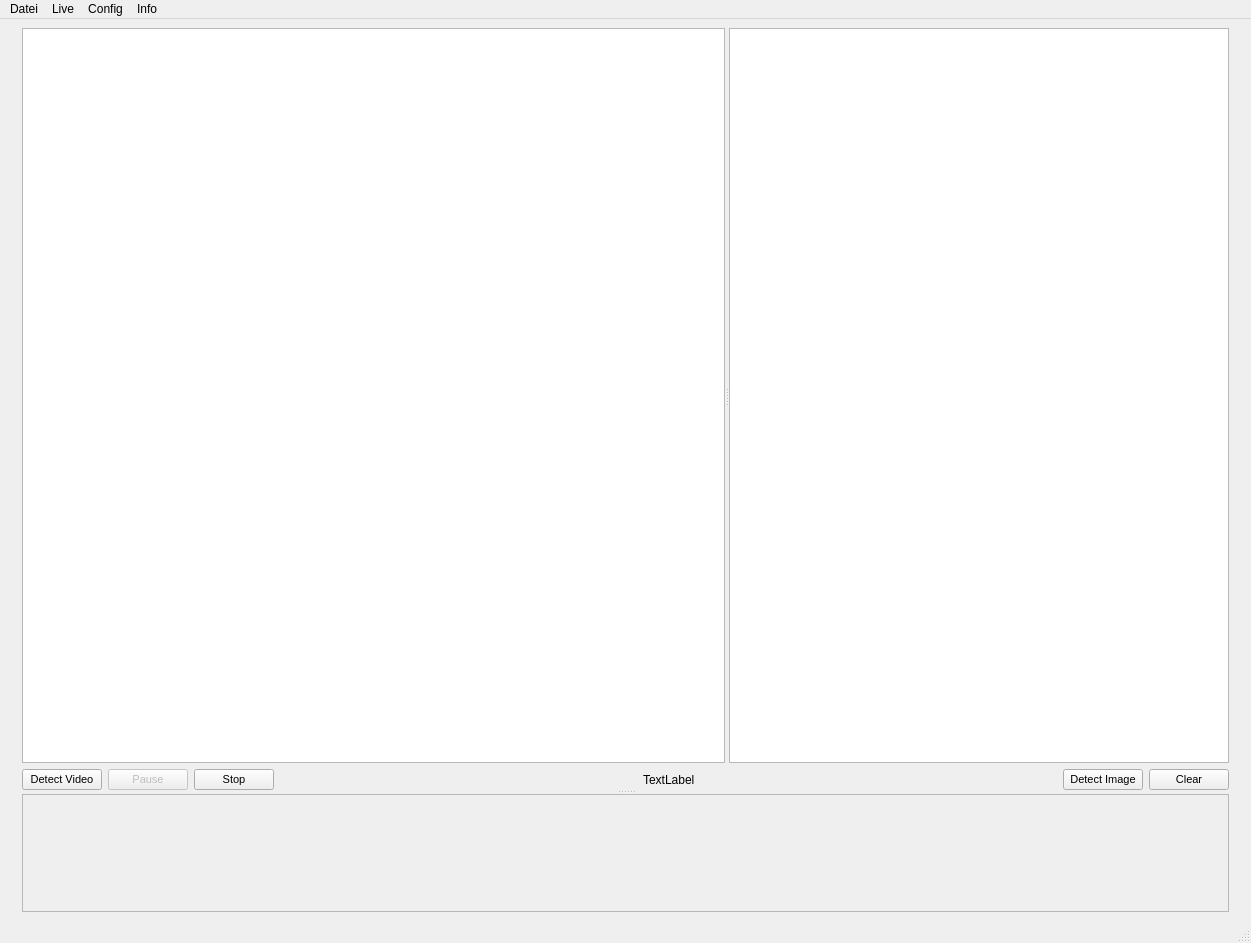
This is verteiltes_yolov3/gui.ui in farbton/verteiltes_yolov3 as Qt 5 draws it before an edit. The edited form follows.
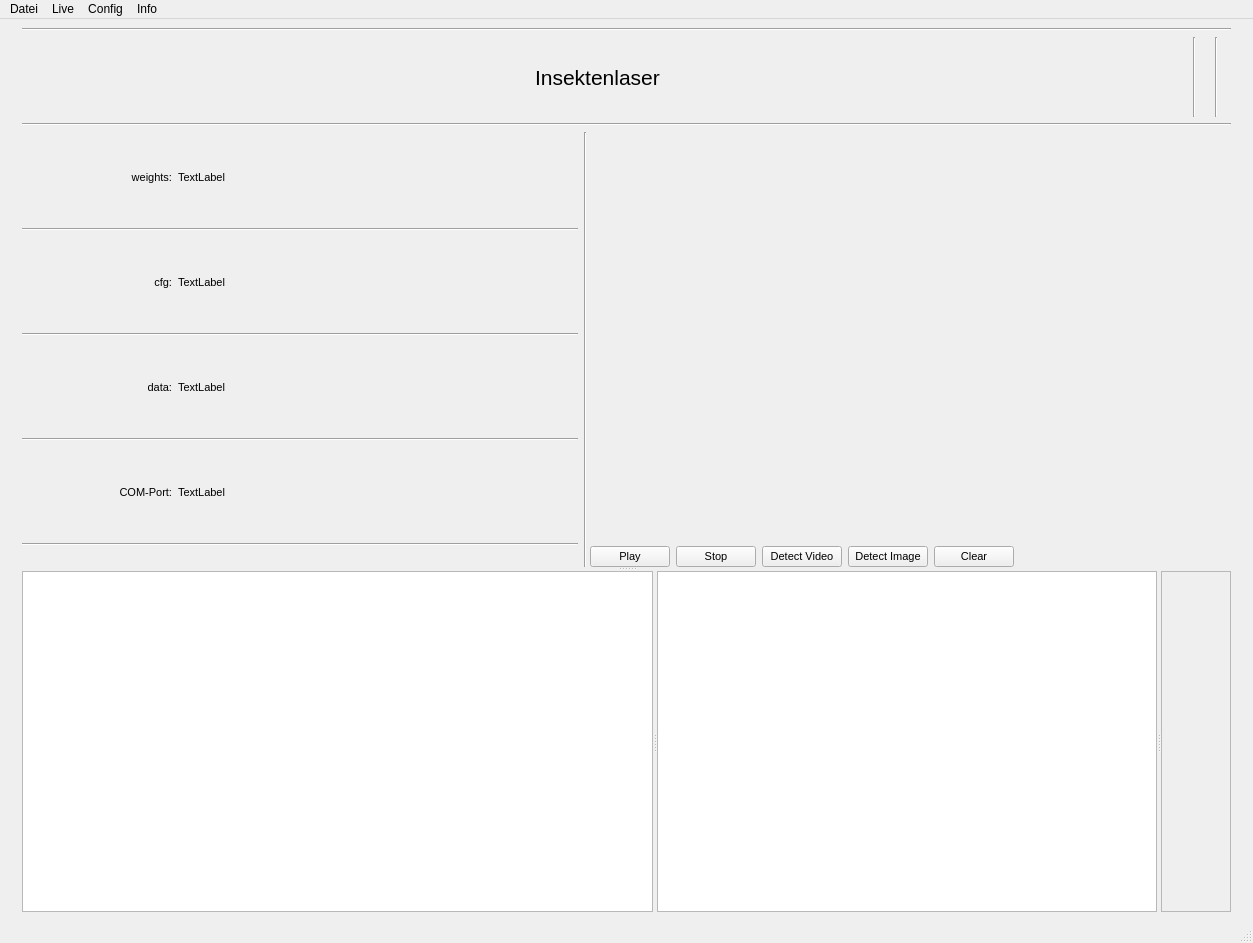
This is the edited form. Icons and pictures are not drawn.

Patch:
```diff
--- a/verteiltes_yolov3/gui.ui
+++ b/verteiltes_yolov3/gui.ui
@@ -6,7 +6,7 @@
    <rect>
     <x>0</x>
     <y>0</y>
-    <width>1251</width>
+    <width>1253</width>
     <height>943</height>
    </rect>
   </property>
@@ -27,9 +27,9 @@
    <enum>Qt::ToolButtonIconOnly</enum>
   </property>
   <widget class="QWidget" name="centralwidget">
-   <layout class="QGridLayout" name="gridLayout_2">
+   <layout class="QGridLayout" name="gridLayout_3">
     <item row="0" column="0">
-     <layout class="QHBoxLayout" name="horizontalLayout_3">
+     <layout class="QHBoxLayout" name="horizontalLayout_8">
       <item>
        <spacer name="horizontalSpacer_2">
         <property name="orientation">
@@ -52,63 +52,475 @@
          <enum>Qt::Vertical</enum>
         </property>
         <widget class="QWidget" name="layoutWidget">
+         <layout class="QVBoxLayout" name="verticalLayout_3">
+          <item>
          <layout class="QVBoxLayout" name="verticalLayout">
           <item>
-           <widget class="QSplitter" name="splitter">
+             <widget class="Line" name="line">
+              <property name="font">
+               <font>
+                <weight>75</weight>
+                <bold>true</bold>
+               </font>
+              </property>
             <property name="orientation">
              <enum>Qt::Horizontal</enum>
             </property>
-            <widget class="QGraphicsView" name="player"/>
-            <widget class="QListWidget" name="listWidget">
-             <property name="sizePolicy">
-              <sizepolicy hsizetype="Minimum" vsizetype="Expanding">
-               <horstretch>0</horstretch>
-               <verstretch>0</verstretch>
-              </sizepolicy>
-             </property>
-             <property name="minimumSize">
+             </widget>
+            </item>
+            <item>
+             <layout class="QHBoxLayout" name="horizontalLayout_5">
+              <item>
+               <spacer name="horizontalSpacer">
+                <property name="orientation">
+                 <enum>Qt::Horizontal</enum>
+                </property>
+                <property name="sizeHint" stdset="0">
               <size>
-               <width>200</width>
-               <height>100</height>
-              </size>
-             </property>
+                  <width>40</width>
+                  <height>20</height>
+                 </size>
+                </property>
+               </spacer>
+              </item>
+              <item>
+               <widget class="QLabel" name="label">
+                <property name="font">
+                 <font>
+                  <pointsize>16</pointsize>
+                 </font>
+                </property>
+                <property name="text">
+                 <string>Insektenlaser</string>
+                </property>
+               </widget>
+              </item>
+              <item>
+               <spacer name="horizontalSpacer_4">
+                <property name="orientation">
+                 <enum>Qt::Horizontal</enum>
+                </property>
+                <property name="sizeHint" stdset="0">
+                 <size>
+                  <width>40</width>
+                  <height>20</height>
+                 </size>
+                </property>
+               </spacer>
+              </item>
+              <item>
+               <widget class="QLabel" name="logoBTU">
              <property name="maximumSize">
               <size>
-               <width>500</width>
-               <height>16777215</height>
-              </size>
-             </property>
-            </widget>
+                  <width>96</width>
+                  <height>80</height>
+                 </size>
+                </property>
+                <property name="sizeIncrement">
+                 <size>
+                  <width>0</width>
+                  <height>0</height>
+                 </size>
+                </property>
+                <property name="font">
+                 <font>
+                  <pointsize>10</pointsize>
+                 </font>
+                </property>
+                <property name="styleSheet">
+                 <string notr="true"/>
+                </property>
+                <property name="text">
+                 <string/>
+                </property>
+                <property name="pixmap">
+                 <pixmap>icons/Unbenannt-1.png</pixmap>
+                </property>
+                <property name="scaledContents">
+                 <bool>true</bool>
+                </property>
+                <property name="alignment">
+                 <set>Qt::AlignCenter</set>
+                </property>
+               </widget>
+              </item>
+              <item>
+               <widget class="Line" name="line_8">
+                <property name="orientation">
+                 <enum>Qt::Vertical</enum>
+                </property>
            </widget>
           </item>
           <item>
-           <layout class="QHBoxLayout" name="horizontalLayout_2">
+               <widget class="QLabel" name="logoMT">
+                <property name="maximumSize">
+                 <size>
+                  <width>186</width>
+                  <height>80</height>
+                 </size>
+                </property>
+                <property name="sizeIncrement">
+                 <size>
+                  <width>0</width>
+                  <height>0</height>
+                 </size>
+                </property>
+                <property name="text">
+                 <string/>
+                </property>
+                <property name="pixmap">
+                 <pixmap>icons/MT-Logo.png</pixmap>
+                </property>
+                <property name="scaledContents">
+                 <bool>true</bool>
+                </property>
+               </widget>
+              </item>
+              <item>
+               <widget class="Line" name="line_7">
+                <property name="orientation">
+                 <enum>Qt::Vertical</enum>
+                </property>
+               </widget>
+              </item>
+              <item>
+               <widget class="QLabel" name="logoIL">
+                <property name="maximumSize">
+                 <size>
+                  <width>80</width>
+                  <height>80</height>
+                 </size>
+                </property>
+                <property name="sizeIncrement">
+                 <size>
+                  <width>0</width>
+                  <height>0</height>
+                 </size>
+                </property>
+                <property name="baseSize">
+                 <size>
+                  <width>0</width>
+                  <height>0</height>
+                 </size>
+                </property>
+                <property name="text">
+                 <string/>
+                </property>
+                <property name="pixmap">
+                 <pixmap>icons/LogoFinalOhneHaus2.png</pixmap>
+                </property>
+                <property name="scaledContents">
+                 <bool>true</bool>
+                </property>
+               </widget>
+              </item>
+             </layout>
+            </item>
+            <item>
+             <widget class="Line" name="line_6">
+              <property name="orientation">
+               <enum>Qt::Horizontal</enum>
+              </property>
+             </widget>
+            </item>
+           </layout>
+          </item>
+          <item>
+           <layout class="QGridLayout" name="gridLayout_2">
+            <item row="0" column="0" rowspan="2">
+             <layout class="QVBoxLayout" name="verticalLayout_2">
             <item>
              <layout class="QHBoxLayout" name="horizontalLayout">
               <item>
-               <widget class="QPushButton" name="pushButton_detectVideo">
+                 <widget class="QLabel" name="labelWeightsName">
+                  <property name="sizePolicy">
+                   <sizepolicy hsizetype="Fixed" vsizetype="Fixed">
+                    <horstretch>0</horstretch>
+                    <verstretch>0</verstretch>
+                   </sizepolicy>
+                  </property>
+                  <property name="minimumSize">
+                   <size>
+                    <width>150</width>
+                    <height>50</height>
+                   </size>
+                  </property>
+                  <property name="maximumSize">
+                   <size>
+                    <width>150</width>
+                    <height>50</height>
+                   </size>
+                  </property>
                 <property name="font">
                  <font>
+                    <family>MS Shell Dlg 2</family>
                   <pointsize>8</pointsize>
                  </font>
                 </property>
                 <property name="text">
-                 <string>Detect Video</string>
+                   <string>weights:</string>
+                  </property>
+                  <property name="alignment">
+                   <set>Qt::AlignRight|Qt::AlignTrailing|Qt::AlignVCenter</set>
                 </property>
                </widget>
               </item>
               <item>
-               <widget class="QPushButton" name="pushButton_2">
-                <property name="enabled">
+                 <widget class="QLabel" name="labelWeights">
+                  <property name="sizePolicy">
+                   <sizepolicy hsizetype="Fixed" vsizetype="Fixed">
+                    <horstretch>0</horstretch>
+                    <verstretch>0</verstretch>
+                   </sizepolicy>
+                  </property>
+                  <property name="minimumSize">
+                   <size>
+                    <width>400</width>
+                    <height>50</height>
+                   </size>
+                  </property>
+                  <property name="maximumSize">
+                   <size>
+                    <width>500</width>
+                    <height>50</height>
+                   </size>
+                  </property>
+                  <property name="font">
+                   <font>
+                    <pointsize>8</pointsize>
+                   </font>
+                  </property>
+                  <property name="text">
+                   <string>TextLabel</string>
+                  </property>
+                  <property name="scaledContents">
                  <bool>false</bool>
                 </property>
+                  <property name="alignment">
+                   <set>Qt::AlignLeading|Qt::AlignLeft|Qt::AlignVCenter</set>
+                  </property>
+                 </widget>
+                </item>
+               </layout>
+              </item>
+              <item>
+               <widget class="Line" name="line_3">
+                <property name="orientation">
+                 <enum>Qt::Horizontal</enum>
+                </property>
+               </widget>
+              </item>
+              <item>
+               <layout class="QHBoxLayout" name="horizontalLayout_2">
+                <item>
+                 <widget class="QLabel" name="labelCfgName">
+                  <property name="minimumSize">
+                   <size>
+                    <width>150</width>
+                    <height>20</height>
+                   </size>
+                  </property>
+                  <property name="maximumSize">
+                   <size>
+                    <width>150</width>
+                    <height>50</height>
+                   </size>
+                  </property>
                 <property name="font">
                  <font>
                   <pointsize>8</pointsize>
                  </font>
                 </property>
                 <property name="text">
-                 <string>Pause</string>
+                   <string>cfg:</string>
+                  </property>
+                  <property name="alignment">
+                   <set>Qt::AlignRight|Qt::AlignTrailing|Qt::AlignVCenter</set>
+                  </property>
+                 </widget>
+                </item>
+                <item>
+                 <widget class="QLabel" name="labelCfg">
+                  <property name="minimumSize">
+                   <size>
+                    <width>400</width>
+                    <height>50</height>
+                   </size>
+                  </property>
+                  <property name="maximumSize">
+                   <size>
+                    <width>500</width>
+                    <height>50</height>
+                   </size>
+                  </property>
+                  <property name="font">
+                   <font>
+                    <pointsize>8</pointsize>
+                   </font>
+                  </property>
+                  <property name="text">
+                   <string>TextLabel</string>
+                  </property>
+                 </widget>
+                </item>
+               </layout>
+              </item>
+              <item>
+               <widget class="Line" name="line_2">
+                <property name="orientation">
+                 <enum>Qt::Horizontal</enum>
+                </property>
+               </widget>
+              </item>
+              <item>
+               <layout class="QHBoxLayout" name="horizontalLayout_3">
+                <item>
+                 <widget class="QLabel" name="labelDataName">
+                  <property name="minimumSize">
+                   <size>
+                    <width>150</width>
+                    <height>50</height>
+                   </size>
+                  </property>
+                  <property name="maximumSize">
+                   <size>
+                    <width>150</width>
+                    <height>50</height>
+                   </size>
+                  </property>
+                  <property name="font">
+                   <font>
+                    <pointsize>8</pointsize>
+                   </font>
+                  </property>
+                  <property name="text">
+                   <string>data:</string>
+                  </property>
+                  <property name="alignment">
+                   <set>Qt::AlignRight|Qt::AlignTrailing|Qt::AlignVCenter</set>
+                  </property>
+                 </widget>
+                </item>
+                <item>
+                 <widget class="QLabel" name="labelData">
+                  <property name="minimumSize">
+                   <size>
+                    <width>400</width>
+                    <height>50</height>
+                   </size>
+                  </property>
+                  <property name="maximumSize">
+                   <size>
+                    <width>500</width>
+                    <height>50</height>
+                   </size>
+                  </property>
+                  <property name="font">
+                   <font>
+                    <pointsize>8</pointsize>
+                   </font>
+                  </property>
+                  <property name="text">
+                   <string>TextLabel</string>
+                  </property>
+                 </widget>
+                </item>
+               </layout>
+              </item>
+              <item>
+               <widget class="Line" name="line_5">
+                <property name="orientation">
+                 <enum>Qt::Horizontal</enum>
+                </property>
+               </widget>
+              </item>
+              <item>
+               <layout class="QHBoxLayout" name="horizontalLayout_7">
+                <item>
+                 <widget class="QLabel" name="labelComportName">
+                  <property name="minimumSize">
+                   <size>
+                    <width>150</width>
+                    <height>50</height>
+                   </size>
+                  </property>
+                  <property name="maximumSize">
+                   <size>
+                    <width>150</width>
+                    <height>50</height>
+                   </size>
+                  </property>
+                  <property name="font">
+                   <font>
+                    <pointsize>8</pointsize>
+                   </font>
+                  </property>
+                  <property name="text">
+                   <string>COM-Port:</string>
+                  </property>
+                  <property name="alignment">
+                   <set>Qt::AlignRight|Qt::AlignTrailing|Qt::AlignVCenter</set>
+                  </property>
+                 </widget>
+                </item>
+                <item>
+                 <widget class="QLabel" name="labelComport">
+                  <property name="minimumSize">
+                   <size>
+                    <width>400</width>
+                    <height>50</height>
+                   </size>
+                  </property>
+                  <property name="maximumSize">
+                   <size>
+                    <width>500</width>
+                    <height>50</height>
+                   </size>
+                  </property>
+                  <property name="font">
+                   <font>
+                    <pointsize>8</pointsize>
+                   </font>
+                  </property>
+                  <property name="text">
+                   <string>TextLabel</string>
+                  </property>
+                 </widget>
+                </item>
+               </layout>
+              </item>
+              <item>
+               <widget class="Line" name="line_9">
+                <property name="orientation">
+                 <enum>Qt::Horizontal</enum>
+                </property>
+               </widget>
+              </item>
+             </layout>
+            </item>
+            <item row="0" column="1" rowspan="2" colspan="2">
+             <widget class="Line" name="line_4">
+              <property name="orientation">
+               <enum>Qt::Vertical</enum>
+              </property>
+             </widget>
+            </item>
+            <item row="1" column="2">
+             <layout class="QHBoxLayout" name="horizontalLayout_6">
+              <item>
+               <layout class="QHBoxLayout" name="horizontalLayout_4">
+                <item>
+                 <widget class="QPushButton" name="pushButton_play">
+                  <property name="enabled">
+                   <bool>true</bool>
+                  </property>
+                  <property name="font">
+                   <font>
+                    <pointsize>8</pointsize>
+                   </font>
+                  </property>
+                  <property name="text">
+                   <string>Play</string>
                 </property>
                </widget>
               </item>
@@ -127,41 +539,18 @@
                 </property>
                </widget>
               </item>
-             </layout>
-            </item>
             <item>
-             <spacer name="horizontalSpacer">
-              <property name="orientation">
-               <enum>Qt::Horizontal</enum>
-              </property>
-              <property name="sizeHint" stdset="0">
-               <size>
-                <width>40</width>
-                <height>20</height>
-               </size>
-              </property>
-             </spacer>
-            </item>
-            <item>
-             <widget class="QLabel" name="labelWeights">
+                 <widget class="QPushButton" name="pushButton_detectVideo">
+                  <property name="font">
+                   <font>
+                    <pointsize>8</pointsize>
+                   </font>
+                  </property>
               <property name="text">
-               <string>TextLabel</string>
+                   <string>Detect Video</string>
               </property>
              </widget>
             </item>
-            <item>
-             <spacer name="horizontalSpacer_4">
-              <property name="orientation">
-               <enum>Qt::Horizontal</enum>
-              </property>
-              <property name="sizeHint" stdset="0">
-               <size>
-                <width>40</width>
-                <height>20</height>
-               </size>
-              </property>
-             </spacer>
-            </item>
             <item>
              <widget class="QPushButton" name="pushButton_detectImage">
               <property name="font">
@@ -191,7 +580,52 @@
             </item>
            </layout>
           </item>
-         </layout>
+              <item>
+               <spacer name="horizontalSpacer_3">
+                <property name="orientation">
+                 <enum>Qt::Horizontal</enum>
+                </property>
+                <property name="sizeType">
+                 <enum>QSizePolicy::Expanding</enum>
+                </property>
+                <property name="sizeHint" stdset="0">
+                 <size>
+                  <width>13</width>
+                  <height>16</height>
+                 </size>
+                </property>
+               </spacer>
+              </item>
+             </layout>
+            </item>
+           </layout>
+          </item>
+         </layout>
+        </widget>
+        <widget class="QSplitter" name="splitter">
+         <property name="orientation">
+          <enum>Qt::Horizontal</enum>
+         </property>
+         <widget class="QGraphicsView" name="player"/>
+         <widget class="QListWidget" name="listWidget">
+          <property name="sizePolicy">
+           <sizepolicy hsizetype="Minimum" vsizetype="Expanding">
+            <horstretch>0</horstretch>
+            <verstretch>0</verstretch>
+           </sizepolicy>
+          </property>
+          <property name="minimumSize">
+           <size>
+            <width>200</width>
+            <height>100</height>
+           </size>
+          </property>
+          <property name="maximumSize">
+           <size>
+            <width>500</width>
+            <height>16777215</height>
+           </size>
+          </property>
         </widget>
         <widget class="QScrollArea" name="scrollArea">
          <property name="widgetResizable">
@@ -202,8 +636,8 @@
            <rect>
             <x>0</x>
             <y>0</y>
-            <width>1197</width>
-            <height>74</height>
+             <width>57</width>
+             <height>302</height>
            </rect>
           </property>
           <layout class="QGridLayout" name="gridLayout">
@@ -227,9 +661,10 @@
          </widget>
         </widget>
        </widget>
+       </widget>
       </item>
       <item>
-       <spacer name="horizontalSpacer_3">
+       <spacer name="horizontalSpacer_5">
         <property name="orientation">
          <enum>Qt::Horizontal</enum>
         </property>
@@ -253,7 +688,7 @@
     <rect>
      <x>0</x>
      <y>0</y>
-     <width>1251</width>
+     <width>1253</width>
      <height>20</height>
     </rect>
    </property>
```
Lines whose indentation alone changed are shown as unchanged.
